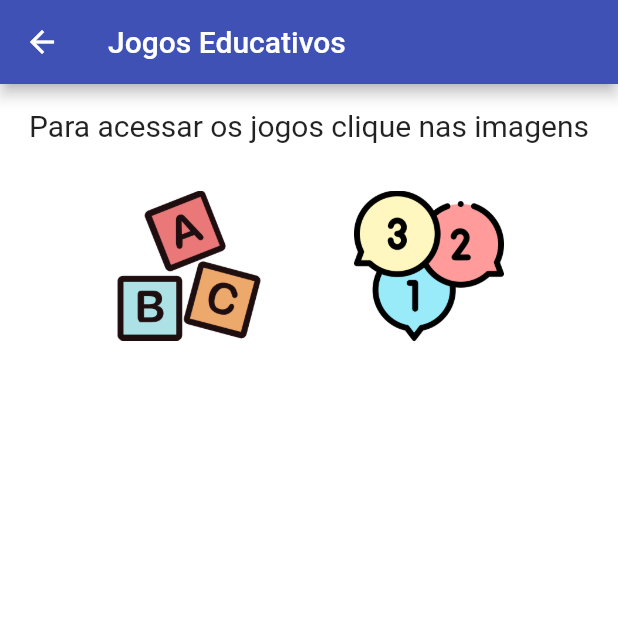
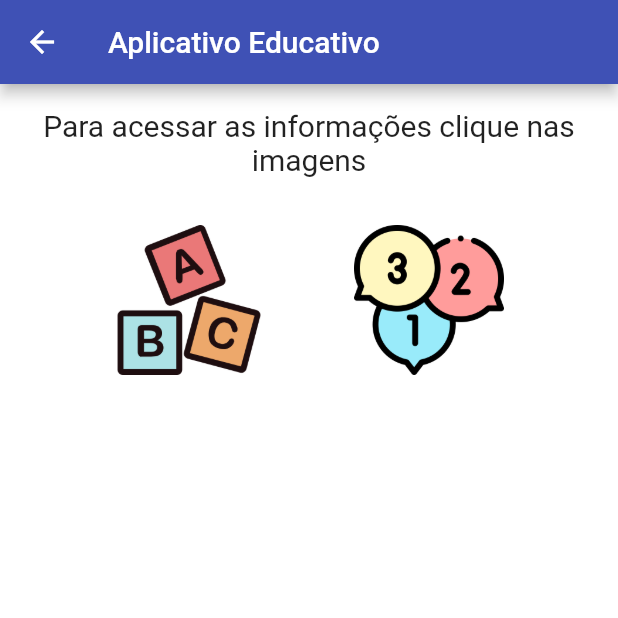
Before and after one commit to lucasbottrel/APP-Educativo, a Flutter app: the PaginaInicial screen opened directly, on a phone screen of 412 x 824 dp, the top half of it. Run offline on Flutter 3.47's test engine with Material 2 defaults, Android fonts, the phone set to English and light mode, and no system bars; missing offline and left inert: app_educativo.

Commit message:
Correção de APP Bar e informações no APP

```diff
--- a/lib/pages/PaginaInicial.dart
+++ b/lib/pages/PaginaInicial.dart
@@ -32,7 +32,7 @@ class _PaginaInicialState extends State<PaginaInicial> {
   Widget build(BuildContext context) {
     return Scaffold(
       appBar: AppBar(
-        title: Text("Jogos Educativos"),
+        title: Text("Aplicativo Educativo"),
       ),
       body: Container(
         padding: EdgeInsets.all(16),
@@ -40,7 +40,7 @@ class _PaginaInicialState extends State<PaginaInicial> {
           crossAxisAlignment: CrossAxisAlignment.center,
           mainAxisAlignment: MainAxisAlignment.start,
           children: <Widget>[
-            Text("Para acessar os jogos clique nas imagens", textAlign: TextAlign.center, style: TextStyle(fontSize: 20)),
+            Text("Para acessar as informações clique nas imagens", textAlign: TextAlign.center, style: TextStyle(fontSize: 20)),
             Padding(
               padding: EdgeInsets.only(top: 32),
               child: Row(
```
